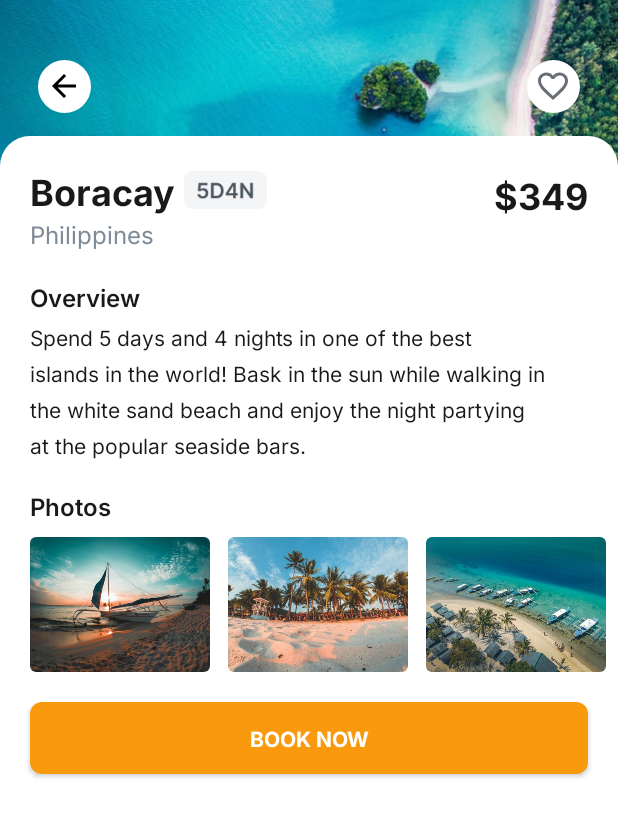
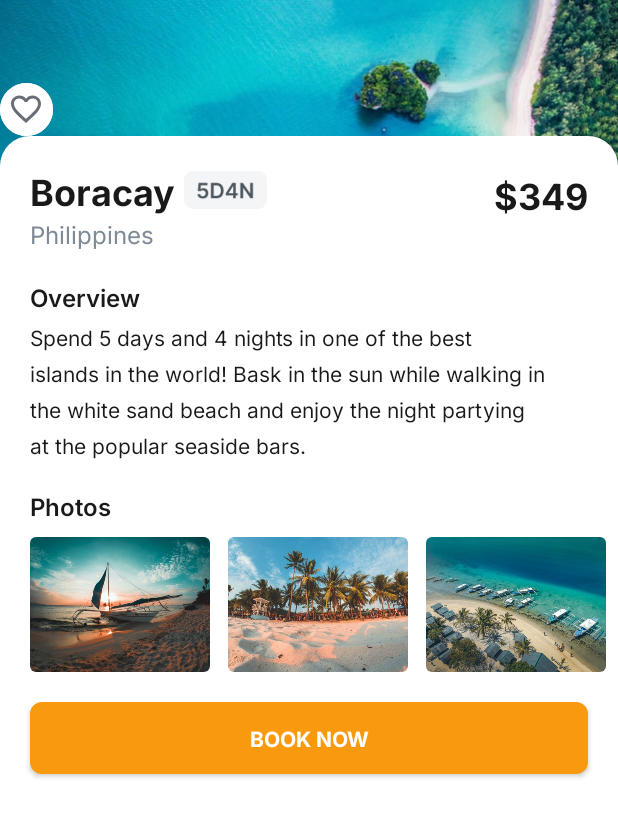
Before and after one commit to matiasaratano/flickeflight-BE4, an Android app: the fragment BoracayFragment shown on its own in the app's theme, on a phone screen of 412 x 824 dp. Shown: the top 817 px of the screen. Run offline under Robolectric (Android 15) with nearby library versions, the phone set to English and light mode, and no system bars; Roboto replaces fonts that are not available here.

Commit message:
ajustes de constraints

```diff
--- a/app/src/main/res/layout/fragment_boracay.xml
+++ b/app/src/main/res/layout/fragment_boracay.xml
@@ -151,13 +151,11 @@
         android:id="@+id/fab_left"
         android:layout_width="35dp"
         android:layout_height="35dp"
+        android:background="@drawable/circle_background"
         android:clickable="true"
         android:focusable="true"
-        android:layout_marginStart="25dp"
-        android:layout_marginTop="40dp"
-        android:background="@drawable/circle_background"
-        app:layout_constraintStart_toStartOf="parent"
-        app:layout_constraintTop_toTopOf="parent">
+        app:layout_constraintBottom_toTopOf="@id/roundedLayout"
+        tools:layout_editor_absoluteX="25dp">
 
         <ImageView
             android:layout_width="24dp"
@@ -170,13 +168,11 @@
         android:id="@+id/fab_right"
         android:layout_width="35dp"
         android:layout_height="35dp"
-        android:layout_marginEnd="25dp"
+        android:background="@drawable/circle_background"
         android:clickable="true"
         android:focusable="true"
-        android:layout_marginTop="40dp"
-        android:background="@drawable/circle_background"
-        app:layout_constraintEnd_toEndOf="parent"
-        app:layout_constraintTop_toTopOf="parent">
+        app:layout_constraintBottom_toTopOf="@id/roundedLayout"
+        tools:layout_editor_absoluteX="351dp">
 
         <ImageView
             android:id="@+id/heartImageView"
```
